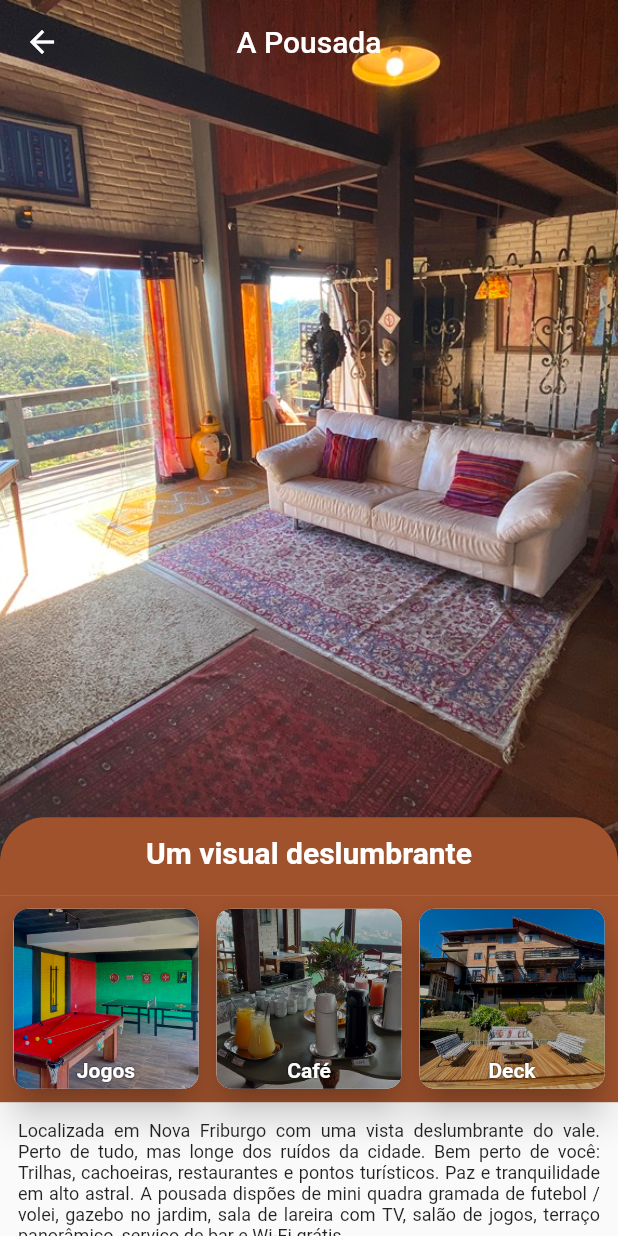
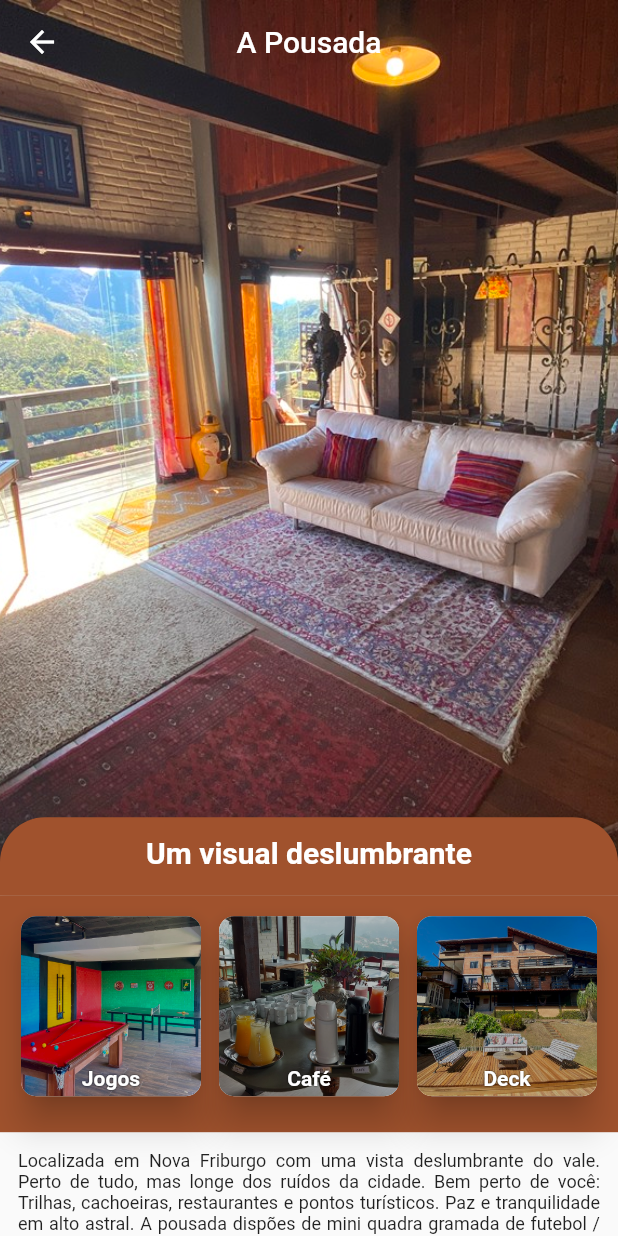
Before and after one commit to mattostiago/vdf, a Flutter app: the Pousada screen opened directly, on a phone screen of 412 x 824 dp. Run offline on Flutter 3.47's test engine with Material 2 defaults, Android fonts, the phone set to English and light mode, and no system bars; drawn by our look-alikes of flutter_image_slideshow; our stand-ins replace carousel_slider, lottie; network calls fail.

Commit message:
Correção de design

```diff
--- a/lib/source/screens/pousada.dart
+++ b/lib/source/screens/pousada.dart
@@ -120,7 +120,8 @@ class _PousadaState extends State<Pousada> {
                     ],
                   ),
                   Container(
-                    padding: EdgeInsets.all(5),
+                    padding: EdgeInsets.only(
+                        top: 10, left: 10, bottom: 20, right: 10),
                     color: cor3,
                     child: GridView.builder(
                       padding: EdgeInsets.zero,
```
